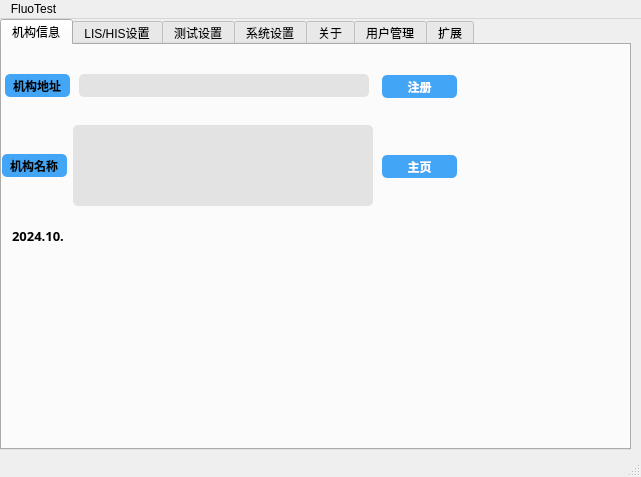
Before: the Qt Designer form FluoTest.ui in nylttpgg09/FluoTest, drawn with Qt 5.
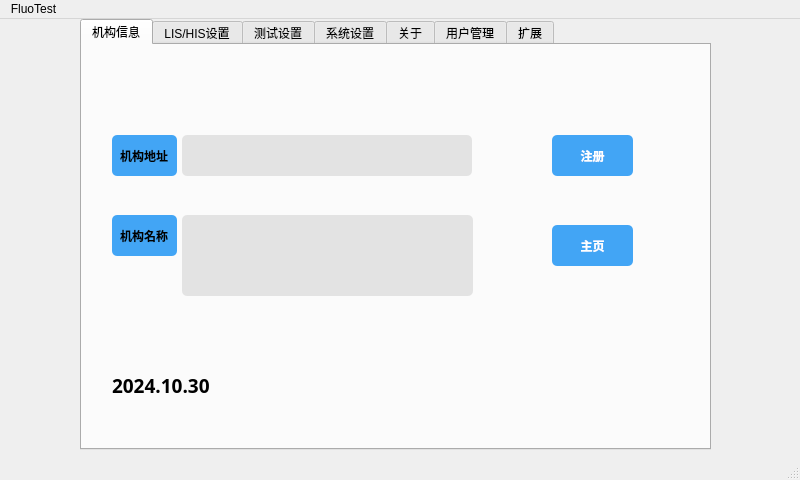
After: the same form once the commit is applied. The open tabs and pages were chosen to show the change.

```diff
--- a/FluoTest.ui
+++ b/FluoTest.ui
@@ -6,8 +6,8 @@
    <rect>
     <x>0</x>
     <y>0</y>
-    <width>641</width>
-    <height>477</height>
+    <width>800</width>
+    <height>480</height>
    </rect>
   </property>
   <property name="windowTitle">
@@ -17,14 +17,14 @@
    <widget class="QWidget" name="gridLayoutWidget">
     <property name="geometry">
      <rect>
-      <x>0</x>
+      <x>80</x>
       <y>0</y>
       <width>631</width>
       <height>431</height>
      </rect>
     </property>
     <layout class="QGridLayout" name="gridLayout">
-     <item row="1" column="0">
+     <item row="0" column="0">
       <widget class="QTabWidget" name="tabWidget">
        <property name="styleSheet">
         <string notr="true"/>
@@ -36,131 +36,13 @@
         <attribute name="title">
          <string>机构信息</string>
         </attribute>
-        <widget class="QWidget" name="horizontalLayoutWidget">
-         <property name="geometry">
-          <rect>
-           <x>0</x>
-           <y>10</y>
-           <width>371</width>
-           <height>61</height>
-          </rect>
-         </property>
-         <layout class="QHBoxLayout" name="horizontalLayout_8">
-          <item>
-           <widget class="QLabel" name="label_30">
-            <property name="font">
-             <font>
-              <family>Arial</family>
-              <pointsize>-1</pointsize>
-              <weight>75</weight>
-              <bold>true</bold>
-             </font>
-            </property>
-            <property name="styleSheet">
-             <string notr="true">    background-color: #42A5F5;
-    color: black;
-    font-family: Arial;
-    font-size: 12px;
-    font-weight: bold;
-    border: none;
-    border-radius: 5px;
-    padding: 5px;
-    min-width: 55px;
-    max-width: 5px;
-    min-height: 13px;
-    max-height: 13px;
-    text-align: center;</string>
-            </property>
-            <property name="text">
-             <string>机构地址</string>
-            </property>
-           </widget>
-          </item>
-          <item>
-           <widget class="QLineEdit" name="lineEdit_14">
-            <property name="styleSheet">
-             <string notr="true">background-color: rgb(227, 227, 227);
-    color: black;
-    font-family: Arial;
-    font-size: 12px;
-    font-weight: bold;
-    border: none;
-    border-radius: 5px;
-    padding: 5px;
-    min-width: 280px;
-    max-width: 280px;
-    min-height: 13px;
-    max-height: 13px;
-    text-align: center;</string>
-            </property>
-           </widget>
-          </item>
-         </layout>
-        </widget>
-        <widget class="QWidget" name="horizontalLayoutWidget_8">
-         <property name="geometry">
-          <rect>
-           <x>0</x>
-           <y>80</y>
-           <width>371</width>
-           <height>81</height>
-          </rect>
-         </property>
-         <layout class="QHBoxLayout" name="horizontalLayout_9">
-          <item>
-           <widget class="QLabel" name="label_29">
-            <property name="font">
-             <font>
-              <family>Arial</family>
-              <pointsize>-1</pointsize>
-              <weight>75</weight>
-              <bold>true</bold>
-             </font>
-            </property>
-            <property name="styleSheet">
-             <string notr="true">    background-color: #42A5F5;
-    color: black;
-    font-family: Arial;
-    font-size: 12px;
-    font-weight: bold;
-    border: none;
-    border-radius: 5px;
-    padding: 5px;
-    min-width: 55px;
-    max-width: 5px;
-    min-height: 13px;
-    max-height: 13px;
-    text-align: center;</string>
-            </property>
-            <property name="text">
-             <string>机构名称：</string>
-            </property>
-           </widget>
-          </item>
-          <item>
-           <widget class="QTextEdit" name="textEdit_2">
-            <property name="styleSheet">
-             <string notr="true">background-color: rgb(227, 227, 227);
-    color: black;
-    font-family: Arial;
-    font-size: 12px;
-    font-weight: bold;
-    border: none;
-    border-radius: 5px;
-    padding: 5px;
-    text-align: center;</string>
-            </property>
-           </widget>
-          </item>
-         </layout>
-        </widget>
         <widget class="QPushButton" name="pushButton_18">
          <property name="geometry">
           <rect>
-           <x>380</x>
-           <y>30</y>
-           <width>75</width>
-           <height>23</height>
+           <x>470</x>
+           <y>90</y>
+           <width>81</width>
+           <height>41</height>
           </rect>
          </property>
          <property name="font">
@@ -181,10 +63,7 @@
     border: none; /* 取消边框 */
     border-radius: 5px;
     padding: 5px;
-    min-width: 65px; /* 设置最小宽度 */
-    max-width: 65px; /* 设置最大宽度 */
-    min-height: 13px; /* 设置最小高度 */
-    max-height: 13px; /* 设置最大高度 */
+
 }
 
 QPushButton:hover {
@@ -202,10 +81,10 @@
         <widget class="QPushButton" name="mainbutton">
          <property name="geometry">
           <rect>
-           <x>380</x>
-           <y>110</y>
-           <width>75</width>
-           <height>23</height>
+           <x>470</x>
+           <y>180</y>
+           <width>81</width>
+           <height>41</height>
           </rect>
          </property>
          <property name="styleSheet">
@@ -218,10 +97,6 @@
     border: none; /* 取消边框 */
     border-radius: 5px;
     padding: 5px;
-    min-width: 65px; /* 设置最小宽度 */
-    max-width: 65px; /* 设置最大宽度 */
-    min-height: 13px; /* 设置最小高度 */
-    max-height: 13px; /* 设置最大高度 */
 }
 
 QPushButton:hover {
@@ -239,16 +114,16 @@
         <widget class="QLabel" name="label_4">
          <property name="geometry">
           <rect>
-           <x>10</x>
-           <y>170</y>
-           <width>51</width>
+           <x>30</x>
+           <y>320</y>
+           <width>181</width>
            <height>41</height>
           </rect>
          </property>
          <property name="font">
           <font>
            <family>Agency FB</family>
-           <pointsize>10</pointsize>
+           <pointsize>14</pointsize>
            <weight>75</weight>
            <bold>true</bold>
           </font>
@@ -257,6 +132,112 @@
           <string>2024.10.30</string>
          </property>
         </widget>
+        <widget class="QLabel" name="label_30">
+         <property name="geometry">
+          <rect>
+           <x>30</x>
+           <y>90</y>
+           <width>65</width>
+           <height>41</height>
+          </rect>
+         </property>
+         <property name="font">
+          <font>
+           <family>Arial</family>
+           <pointsize>-1</pointsize>
+           <weight>75</weight>
+           <bold>true</bold>
+          </font>
+         </property>
+         <property name="styleSheet">
+          <string notr="true">    background-color: #42A5F5;
+    color: black;
+    font-family: Arial;
+    font-size: 12px;
+    font-weight: bold;
+    border: none;
+    border-radius: 5px;
+    padding: 5px;
+    text-align: center;</string>
+         </property>
+         <property name="text">
+          <string>机构地址</string>
+         </property>
+        </widget>
+        <widget class="QLineEdit" name="lineEdit_14">
+         <property name="geometry">
+          <rect>
+           <x>100</x>
+           <y>90</y>
+           <width>290</width>
+           <height>41</height>
+          </rect>
+         </property>
+         <property name="styleSheet">
+          <string notr="true">background-color: rgb(227, 227, 227);
+    color: black;
+    font-family: Arial;
+    font-size: 12px;
+    font-weight: bold;
+    border: none;
+    border-radius: 5px;
+    padding: 5px;
+    text-align: center;</string>
+         </property>
+        </widget>
+        <widget class="QLabel" name="label_29">
+         <property name="geometry">
+          <rect>
+           <x>30</x>
+           <y>170</y>
+           <width>65</width>
+           <height>41</height>
+          </rect>
+         </property>
+         <property name="font">
+          <font>
+           <family>Arial</family>
+           <pointsize>-1</pointsize>
+           <weight>75</weight>
+           <bold>true</bold>
+          </font>
+         </property>
+         <property name="styleSheet">
+          <string notr="true">    background-color: #42A5F5;
+    color: black;
+    font-family: Arial;
+    font-size: 12px;
+    font-weight: bold;
+    border: none;
+    border-radius: 5px;
+    padding: 5px;
+    text-align: center;</string>
+         </property>
+         <property name="text">
+          <string>机构名称：</string>
+         </property>
+        </widget>
+        <widget class="QTextEdit" name="textEdit_2">
+         <property name="geometry">
+          <rect>
+           <x>100</x>
+           <y>170</y>
+           <width>291</width>
+           <height>81</height>
+          </rect>
+         </property>
+         <property name="styleSheet">
+          <string notr="true">background-color: rgb(227, 227, 227);
+    color: black;
+    font-family: Arial;
+    font-size: 12px;
+    font-weight: bold;
+    border: none;
+    border-radius: 5px;
+    padding: 5px;
+    text-align: center;</string>
+         </property>
+        </widget>
        </widget>
        <widget class="QWidget" name="widget_2">
         <attribute name="title">
@@ -2563,8 +2544,8 @@
     <rect>
      <x>0</x>
      <y>0</y>
-     <width>641</width>
-     <height>23</height>
+     <width>800</width>
+     <height>22</height>
     </rect>
    </property>
    <widget class="QMenu" name="menuFluoTest">
```
Left out of the diff: 670 changed lines with no effect on the pictures.
